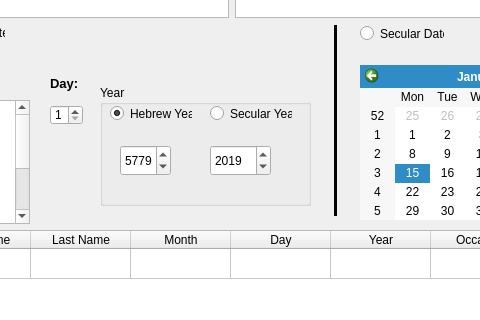
Before: the Qt Designer form app_gui.ui in roovyshapiro/HebrewDateReminder, drawn with Qt 5; both pictures show x 90 to 570 and y 175 to 495 of the 833 by 607 pixel window.
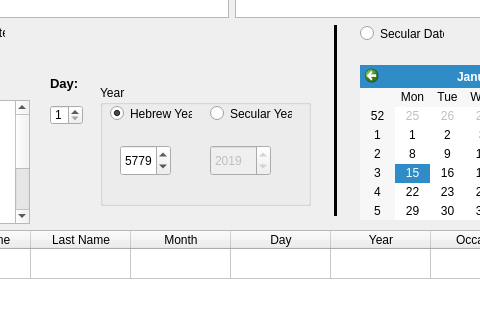
After: the same form once the commit is applied.

Commit message:
Fix Bug, Add enabling/disabling
Fixed issues with Next Row, the heb/secular year radios.

Began implementation of set enabled, set disabled.

Diff of the .ui file:
```diff
--- a/app_gui.ui
+++ b/app_gui.ui
@@ -521,6 +521,9 @@
      </property>
     </widget>
     <widget class="QSpinBox" name="sec_year_spin_box">
+     <property name="enabled">
+      <bool>false</bool>
+     </property>
      <property name="geometry">
       <rect>
        <x>110</x>
```
Left out of the diff: 3 changed lines with no effect on the pictures. The commit also changes 1 other file.
